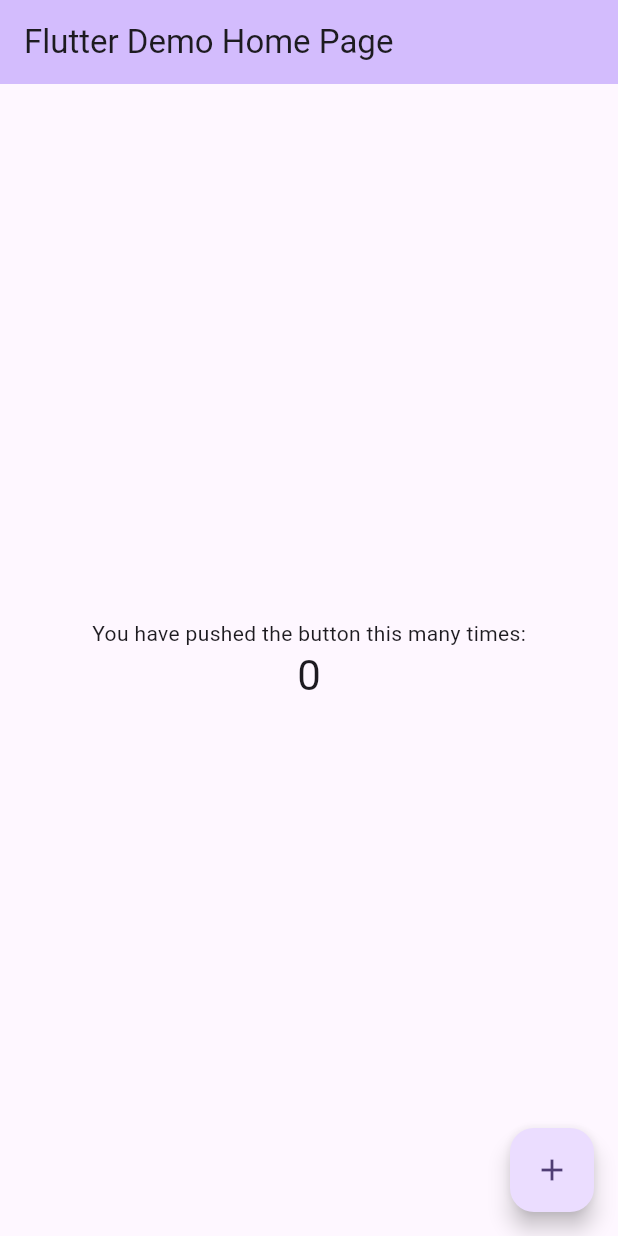
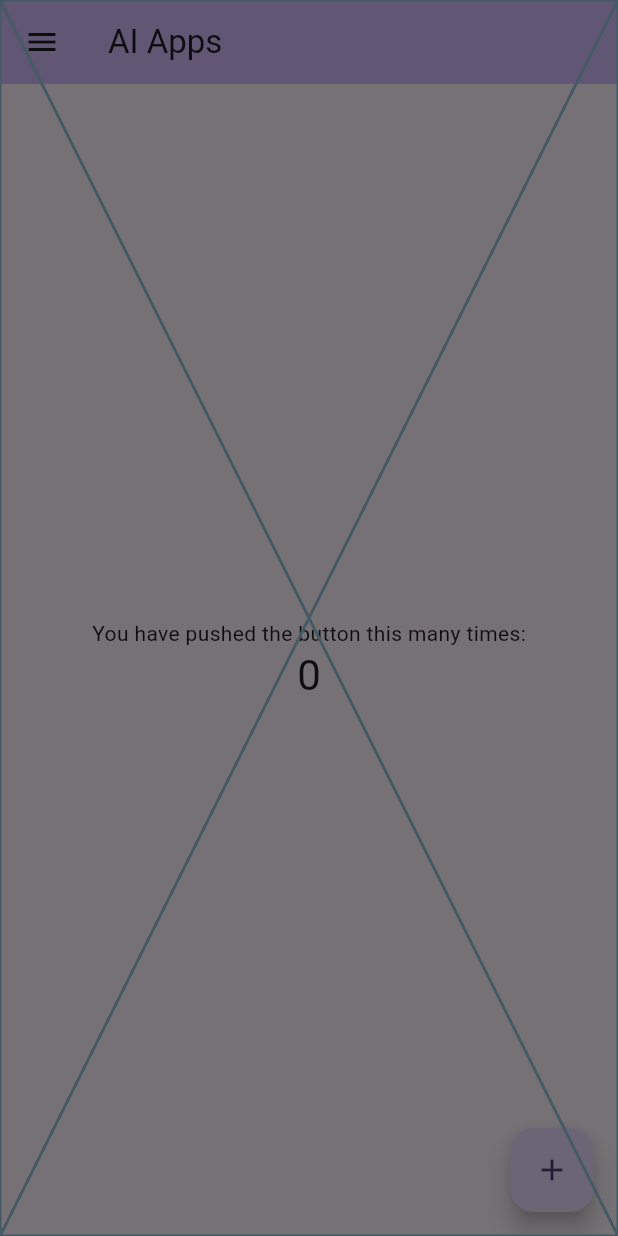
Before and after one commit to aajliAhmed/Projet_Flutter, a Flutter app: the screen it shows after launch, with the side drawer open (before the commit the screen has no drawer), on a phone screen of 412 x 824 dp. Run offline on Flutter 3.47's test engine with Material 3 defaults, Android fonts, the phone set to English and light mode, and no system bars.

Commit message:
separation de code et ajoute d'une widget

```diff
--- a/lib/main.dart
+++ b/lib/main.dart
@@ -1,125 +1,6 @@
 import 'package:flutter/material.dart';
+import 'myApp.dart';
 
 void main() {
   runApp(const MyApp());
 }
-
-class MyApp extends StatelessWidget {
-  const MyApp({super.key});
-
-  // This widget is the root of your application.
-  @override
-  Widget build(BuildContext context) {
-    return MaterialApp(
-      title: 'Flutter Demo',
-      theme: ThemeData(
-        // This is the theme of your application.
-        //
-        // TRY THIS: Try running your application with "flutter run". You'll see
-        // the application has a purple toolbar. Then, without quitting the app,
-        // try changing the seedColor in the colorScheme below to Colors.green
-        // and then invoke "hot reload" (save your changes or press the "hot
-        // reload" button in a Flutter-supported IDE, or press "r" if you used
-        // the command line to start the app).
-        //
-        // Notice that the counter didn't reset back to zero; the application
-        // state is not lost during the reload. To reset the state, use hot
-        // restart instead.
-        //
-        // This works for code too, not just values: Most code changes can be
-        // tested with just a hot reload.
-        colorScheme: ColorScheme.fromSeed(seedColor: Colors.deepPurple),
-        useMaterial3: true,
-      ),
-      home: const MyHomePage(title: 'Flutter Demo Home Page'),
-    );
-  }
-}
-
-class MyHomePage extends StatefulWidget {
-  const MyHomePage({super.key, required this.title});
-
-  // This widget is the home page of your application. It is stateful, meaning
-  // that it has a State object (defined below) that contains fields that affect
-  // how it looks.
-
-  // This class is the configuration for the state. It holds the values (in this
-  // case the title) provided by the parent (in this case the App widget) and
-  // used by the build method of the State. Fields in a Widget subclass are
-  // always marked "final".
-
-  final String title;
-
-  @override
-  State<MyHomePage> createState() => _MyHomePageState();
-}
-
-class _MyHomePageState extends State<MyHomePage> {
-  int _counter = 0;
-
-  void _incrementCounter() {
-    setState(() {
-      // This call to setState tells the Flutter framework that something has
-      // changed in this State, which causes it to rerun the build method below
-      // so that the display can reflect the updated values. If we changed
-      // _counter without calling setState(), then the build method would not be
-      // called again, and so nothing would appear to happen.
-      _counter++;
-    });
-  }
-
-  @override
-  Widget build(BuildContext context) {
-    // This method is rerun every time setState is called, for instance as done
-    // by the _incrementCounter method above.
-    //
-    // The Flutter framework has been optimized to make rerunning build methods
-    // fast, so that you can just rebuild anything that needs updating rather
-    // than having to individually change instances of widgets.
-    return Scaffold(
-      appBar: AppBar(
-        // TRY THIS: Try changing the color here to a specific color (to
-        // Colors.amber, perhaps?) and trigger a hot reload to see the AppBar
-        // change color while the other colors stay the same.
-        backgroundColor: Theme.of(context).colorScheme.inversePrimary,
-        // Here we take the value from the MyHomePage object that was created by
-        // the App.build method, and use it to set our appbar title.
-        title: Text(widget.title),
-      ),
-      body: Center(
-        // Center is a layout widget. It takes a single child and positions it
-        // in the middle of the parent.
-        child: Column(
-          // Column is also a layout widget. It takes a list of children and
-          // arranges them vertically. By default, it sizes itself to fit its
-          // children horizontally, and tries to be as tall as its parent.
-          //
-          // Column has various properties to control how it sizes itself and
-          // how it positions its children. Here we use mainAxisAlignment to
-          // center the children vertically; the main axis here is the vertical
-          // axis because Columns are vertical (the cross axis would be
-          // horizontal).
-          //
-          // TRY THIS: Invoke "debug painting" (choose the "Toggle Debug Paint"
-          // action in the IDE, or press "p" in the console), to see the
-          // wireframe for each widget.
-          mainAxisAlignment: MainAxisAlignment.center,
-          children: <Widget>[
-            const Text(
-              'You have pushed the button this many times:',
-            ),
-            Text(
-              '$_counter',
-              style: Theme.of(context).textTheme.headlineMedium,
-            ),
-          ],
-        ),
-      ),
-      floatingActionButton: FloatingActionButton(
-        onPressed: _incrementCounter,
-        tooltip: 'Increment',
-        child: const Icon(Icons.add),
-      ), // This trailing comma makes auto-formatting nicer for build methods.
-    );
-  }
-}
--- /dev/null
+++ b/lib/menu.dart
@@ -0,0 +1,12 @@
+
+import 'package:flutter/material.dart';
+
+
+class Main extends StatelessWidget {
+  const Main({super.key});
+
+  @override
+  Widget build(BuildContext context) {
+    return const Placeholder();
+  }
+}
--- /dev/null
+++ b/lib/myApp.dart
@@ -0,0 +1,20 @@
+import 'package:flutter/material.dart';
+import 'package:projetflutter/myHomePage.dart';
+
+class MyApp extends StatelessWidget {
+  const MyApp({super.key});
+
+  // This widget is the root of your application.
+  @override
+  Widget build(BuildContext context) {
+    return MaterialApp(
+      debugShowCheckedModeBanner: false,
+      title: 'Artificiel intelligence Apps',
+      theme: ThemeData(
+        colorScheme: ColorScheme.fromSeed(seedColor: Colors.deepPurple),
+        useMaterial3: true,
+      ),
+      home: const MyHomePage(title: 'AI Apps'),
+    );
+  }
+}
--- /dev/null
+++ b/lib/myHomePage.dart
@@ -0,0 +1,91 @@
+import 'package:flutter/material.dart';
+import 'menu.dart';
+
+class MyHomePage extends StatefulWidget {
+  const MyHomePage({super.key, required this.title});
+
+  // This widget is the home page of your application. It is stateful, meaning
+  // that it has a State object (defined below) that contains fields that affect
+  // how it looks.
+
+  // This class is the configuration for the state. It holds the values (in this
+  // case the title) provided by the parent (in this case the App widget) and
+  // used by the build method of the State. Fields in a Widget subclass are
+  // always marked "final".
+
+  final String title;
+
+  @override
+  State<MyHomePage> createState() => _MyHomePageState();
+}
+
+class _MyHomePageState extends State<MyHomePage> {
+  int _counter = 0;
+
+  void _incrementCounter() {
+    setState(() {
+      // This call to setState tells the Flutter framework that something has
+      // changed in this State, which causes it to rerun the build method below
+      // so that the display can reflect the updated values. If we changed
+      // _counter without calling setState(), then the build method would not be
+      // called again, and so nothing would appear to happen.
+      _counter++;
+    });
+  }
+
+  @override
+  Widget build(BuildContext context) {
+    // This method is rerun every time setState is called, for instance as done
+    // by the _incrementCounter method above.
+    //
+    // The Flutter framework has been optimized to make rerunning build methods
+    // fast, so that you can just rebuild anything that needs updating rather
+    // than having to individually change instances of widgets.
+    return Scaffold(
+      appBar: AppBar(
+        // TRY THIS: Try changing the color here to a specific color (to
+        // Colors.amber, perhaps?) and trigger a hot reload to see the AppBar
+        // change color while the other colors stay the same.
+        backgroundColor: Theme.of(context).colorScheme.inversePrimary,
+        // Here we take the value from the MyHomePage object that was created by
+        // the App.build method, and use it to set our appbar title.
+        title: Text(widget.title),
+      ),
+      drawer: Main(),
+      body: Center(
+        // Center is a layout widget. It takes a single child and positions it
+        // in the middle of the parent.
+        child: Column(
+          // Column is also a layout widget. It takes a list of children and
+          // arranges them vertically. By default, it sizes itself to fit its
+          // children horizontally, and tries to be as tall as its parent.
+          //
+          // Column has various properties to control how it sizes itself and
+          // how it positions its children. Here we use mainAxisAlignment to
+          // center the children vertically; the main axis here is the vertical
+          // axis because Columns are vertical (the cross axis would be
+          // horizontal).
+          //
+          // TRY THIS: Invoke "debug painting" (choose the "Toggle Debug Paint"
+          // action in the IDE, or press "p" in the console), to see the
+          // wireframe for each widget.
+          mainAxisAlignment: MainAxisAlignment.center,
+          children: <Widget>[
+            const Text(
+              'You have pushed the button this many times:',
+            ),
+            Text(
+              '$_counter',
+              style: Theme.of(context).textTheme.headlineMedium,
+            ),
+          ],
+        ),
+      ),
+      floatingActionButton: FloatingActionButton(
+        onPressed: _incrementCounter,
+        tooltip: 'Increment',
+        child: const Icon(Icons.add),
+      ), // This trailing comma makes auto-formatting nicer for build methods.
+    );
+  }
+}
```
